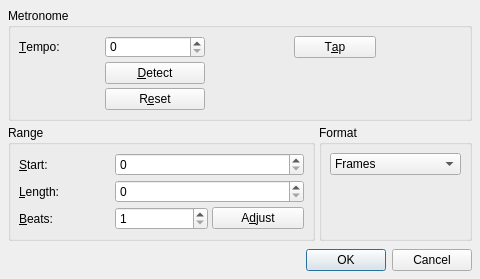
The window that src/qtractorTempoAdjustForm.ui (rncbc/qtractor) describes before a commit, drawn with Qt 5.
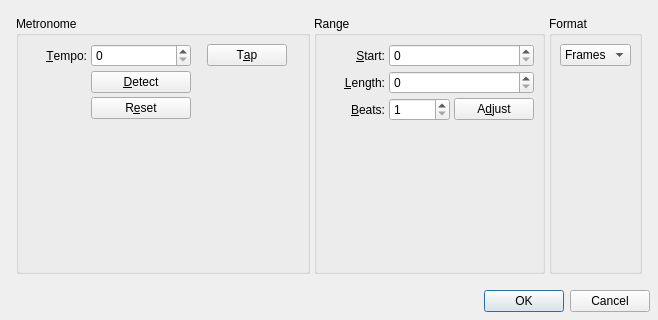
The same window after the commit. Icons and pictures are not drawn. Custom widgets are drawn as their Qt base class.

Commit message: - Refactored again the Clip/Tempo Adjust.. dialog function and   layout just a bit slightly here and there.

Diff of the .ui file:
```diff
--- a/src/qtractorTempoAdjustForm.ui
+++ b/src/qtractorTempoAdjustForm.ui
@@ -27,7 +27,7 @@
     <x>0</x>
     <y>0</y>
     <width>480</width>
-    <height>240</height>
+    <height>320</height>
    </rect>
   </property>
   <property name="focusPolicy">
@@ -39,7 +39,7 @@
   <property name="windowIcon">
    <iconset theme="transportMetro" />
   </property>
-  <layout class="QVBoxLayout" name="MainBoxLayout">
+  <layout class="QVBoxLayout">
    <property name="spacing">
     <number>8</number>
    </property>
@@ -47,8 +47,16 @@
     <number>8</number>
    </property>
    <item>
-    <layout class="QGridLayout" name="GroupBoxLayout">
-     <item row="0" column="0" colspan="3">
+    <widget class="QSplitter" name="MainBoxSplitter">
+     <property name="orientation">
+      <enum>Qt::Vertical</enum>
+     </property>
+     <property name="handleWidth">
+      <number>4</number>
+     </property>
+     <widget class="QWidget" name="GroupBoxWidget">
+      <layout class="QHBoxLayout">
+       <item>
       <widget class="QGroupBox" name="TempoGroupBox">
        <property name="title">
         <string>Metronome</string>
@@ -65,6 +73,9 @@
           <property name="text">
            <string>&amp;Tempo:</string>
           </property>
+            <property name="alignment">
+             <set>Qt::AlignRight|Qt::AlignVCenter</set>
+            </property>
           <property name="buddy">
            <cstring>TempoSpinBox</cstring>
           </property>
@@ -152,7 +163,7 @@
        </layout>
       </widget>
      </item>
-     <item row="1" column="0" colspan="2">
+       <item>
       <widget class="QGroupBox" name="RangeGroupBox">
        <property name="title">
         <string>Range</string>
@@ -169,6 +180,9 @@
           <property name="text">
            <string>&amp;Start:</string>
           </property>
+            <property name="alignment">
+             <set>Qt::AlignRight|Qt::AlignVCenter</set>
+            </property>
           <property name="buddy">
            <cstring>RangeStartSpinBox</cstring>
           </property>
@@ -198,6 +212,9 @@
           <property name="text">
            <string>&amp;Length:</string>
           </property>
+            <property name="alignment">
+             <set>Qt::AlignRight|Qt::AlignVCenter</set>
+            </property>
           <property name="buddy">
            <cstring>RangeLengthSpinBox</cstring>
           </property>
@@ -227,6 +244,9 @@
           <property name="text">
            <string>&amp;Beats:</string>
           </property>
+            <property name="alignment">
+             <set>Qt::AlignRight|Qt::AlignVCenter</set>
+            </property>
           <property name="buddy">
            <cstring>RangeLengthSpinBox</cstring>
           </property>
@@ -268,7 +288,7 @@
        </layout>
       </widget>
      </item>
-     <item row="1" column="2">
+       <item>
       <widget class="QGroupBox" name="FormatGroupBox">
        <property name="title">
         <string>Format</string>
@@ -313,6 +333,8 @@
       </widget>
      </item>
     </layout>
+     </widget>
+    </widget>
    </item>
    <item>
     <widget class="QDialogButtonBox" name="DialogButtonBox">
```
Lines whose indentation alone changed are shown as unchanged. The commit also changes 11 other files.
